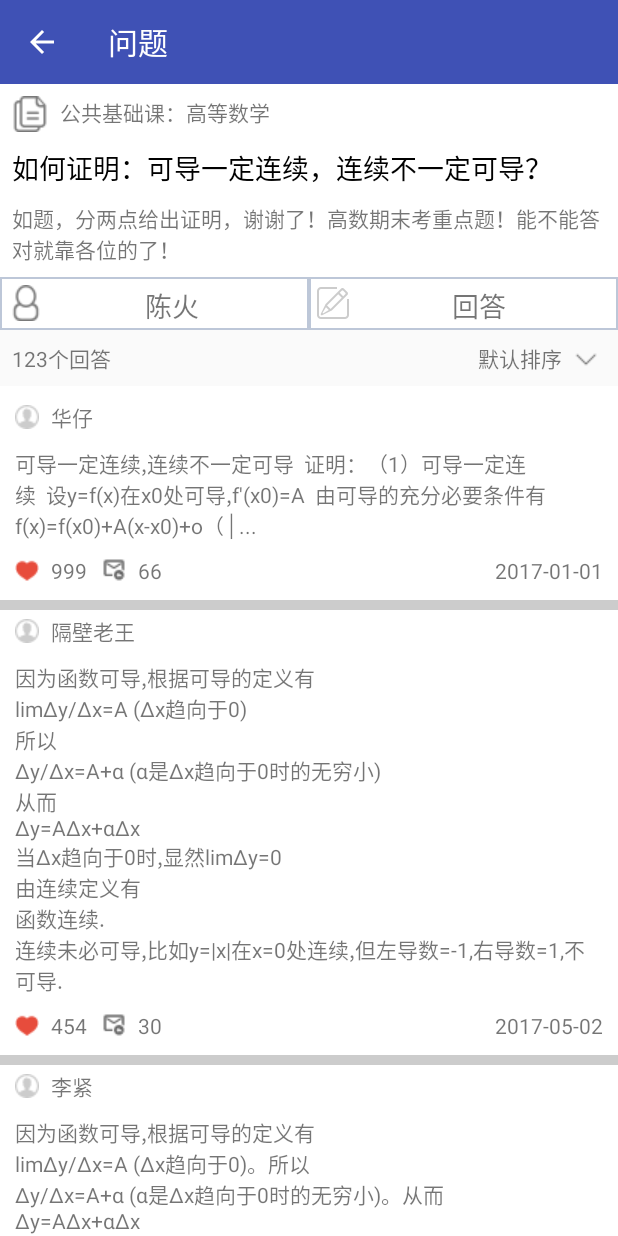
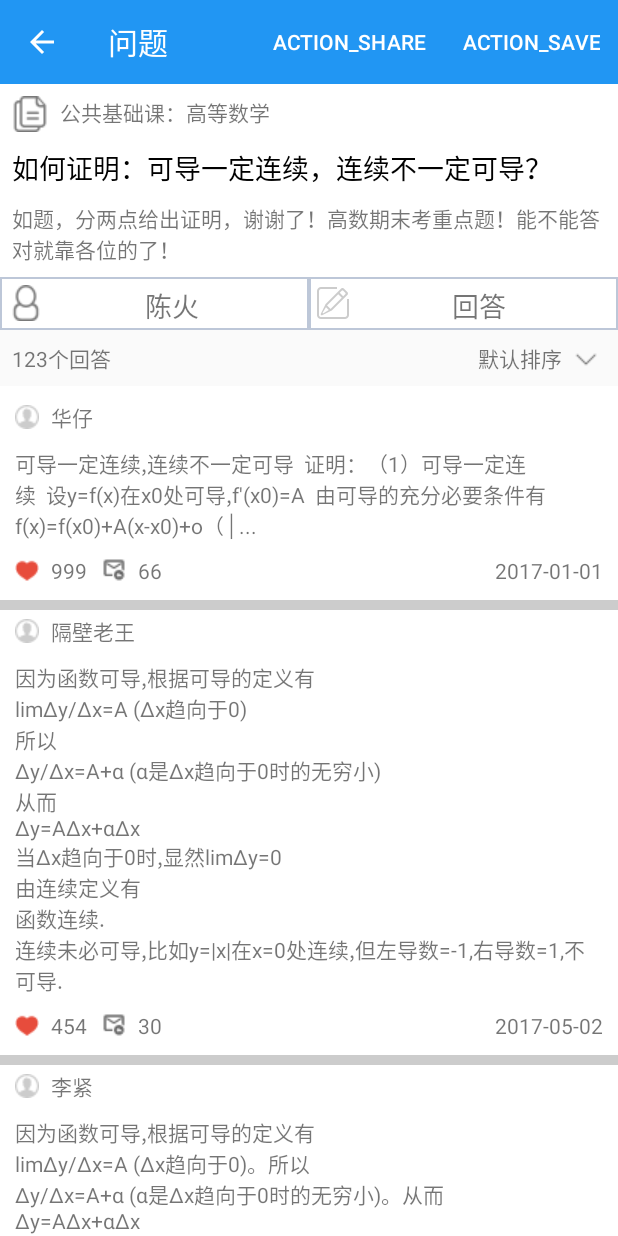
Before and after one commit to SrtpStudy/YiQiXue, an Android app: the QuestionInfoActivity screen opened directly, with no data from a screen before it, on a phone screen of 412 x 824 dp. Run offline under Robolectric (Android 15) with nearby library versions, the phone set to English and light mode, and no system bars.

Commit message:
color文件和string文件的规范

```diff
--- a/study/app/build.gradle
+++ b/study/app/build.gradle
@@ -25,7 +25,8 @@ dependencies {
         exclude group: 'com.android.support', module: 'support-annotations'
     })
     compile 'com.android.support:appcompat-v7:24.2.1'
+    compile 'com.ashokvarma.android:bottom-navigation-bar:1.4.1'
+    compile 'com.android.support:recyclerview-v7:24.2.1'
+    compile 'com.android.support:support-v4:24.2.1'
     testCompile 'junit:junit:4.12'
-    compile 'com.ashokvarma.android:bottom-navigation-bar:1.4.1'
-    compile 'com.android.support:recyclerview-v7:24.0.0'
 }
--- a/study/app/src/main/java/com/cslaker/study/activity/MainActivity.java
+++ b/study/app/src/main/java/com/cslaker/study/activity/MainActivity.java
@@ -32,9 +32,9 @@ public class MainActivity extends AppCompatActivity implements BottomNavigationB
         BottomNavigationBar bottomNavigationBar = (BottomNavigationBar) findViewById(R.id.bottom_navigation_bar);
         bottomNavigationBar.setMode(BottomNavigationBar.MODE_FIXED);
         bottomNavigationBar.setBackgroundStyle(BottomNavigationBar.BACKGROUND_STYLE_STATIC);
-        bottomNavigationBar.addItem(new BottomNavigationItem(R.drawable.ic_home_white_24dp, "学习广场").setActiveColorResource(R.color.orange))
-                .addItem(new BottomNavigationItem(R.drawable.ic_game_white_24dp, "线下互动").setActiveColorResource(R.color.orange))
-                .addItem(new BottomNavigationItem(R.drawable.ic_user_24dp, "个人中心").setActiveColorResource(R.color.orange))
+        bottomNavigationBar.addItem(new BottomNavigationItem(R.drawable.ic_home_white_24dp, "学习广场").setActiveColorResource(R.color.navigationBarColor))
+                .addItem(new BottomNavigationItem(R.drawable.ic_game_white_24dp, "线下互动").setActiveColorResource(R.color.navigationBarColor))
+                .addItem(new BottomNavigationItem(R.drawable.ic_user_24dp, "个人中心").setActiveColorResource(R.color.navigationBarColor))
                 .setFirstSelectedPosition(0)
                 .initialise();
 
--- a/study/app/src/main/res/menu/menu.xml
+++ b/study/app/src/main/res/menu/menu.xml
@@ -9,4 +9,28 @@
         app:actionViewClass="android.support.v7.widget.SearchView"
         app:showAsAction="ifRoom"/>
 
+    <item
+        android:id="@+id/ab_save"
+        android:orderInCategory="80"
+        android:title="action_save"
+        app:showAsAction="ifRoom"/>
+
+    <item
+        android:id="@+id/ab_edit"
+        android:orderInCategory="80"
+        android:title="action_edit"
+        app:showAsAction="ifRoom"/>
+
+    <item
+        android:id="@+id/ab_share"
+        android:orderInCategory="80"
+        android:title="action_share"
+        app:showAsAction="ifRoom"/>
+
+    <item
+        android:id="@+id/ab_more"
+        android:orderInCategory="80"
+        android:title="action_save"
+        app:showAsAction="ifRoom"/>
+
 </menu>
--- a/study/app/src/main/res/values/dimens.xml
+++ b/study/app/src/main/res/values/dimens.xml
@@ -2,4 +2,5 @@
     <!-- Default screen margins, per the Android Design guidelines. -->
     <dimen name="activity_horizontal_margin">16dp</dimen>
     <dimen name="activity_vertical_margin">16dp</dimen>
+    <dimen name="text_margin">16dp</dimen>
 </resources>
--- a/study/app/src/main/res/values/styles.xml
+++ b/study/app/src/main/res/values/styles.xml
@@ -1,7 +1,7 @@
 <resources>
 
     <!-- Base application theme. -->
-    <style name="AppTheme" parent="Theme.AppCompat.Light.DarkActionBar">
+    <style name="AppTheme" parent="Theme.AppCompat.Light.NoActionBar">
         <!-- Customize your theme here. -->
         <item name="colorPrimary">@color/colorPrimary</item>
         <item name="colorPrimaryDark">@color/colorPrimaryDark</item>
```
Also changed, not shown: study/app/src/main/res/layout/activity_answer_info.xml (+31 -35 lines), study/app/src/main/res/layout/activity_main.xml (+10 -9 lines), study/app/src/main/res/values/colors.xml (+12 -4 lines), study/app/src/main/res/values/strings.xml (+9 -0 lines).
